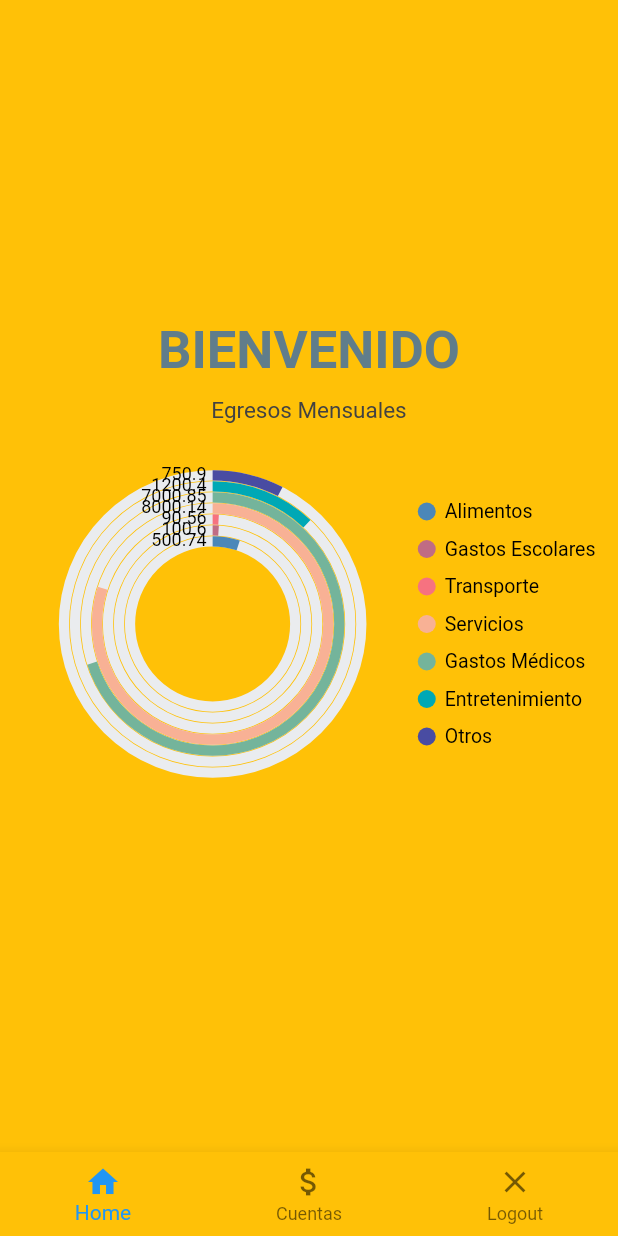
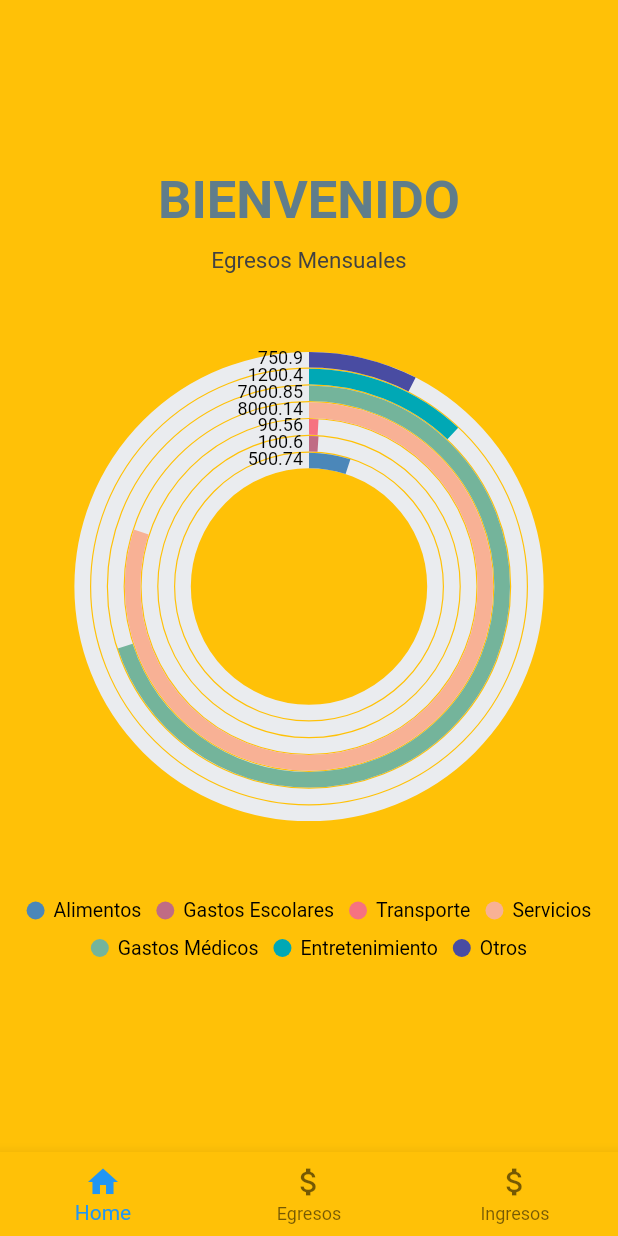
Before and after one commit to AlexisYael/ANT-EATER, a Flutter app: the screen it shows after launch, after a tap on "Ingresar", on a phone screen of 412 x 824 dp. Run offline on Flutter 3.47's test engine with Material 2 defaults, Android fonts, the phone set to English and light mode, and no system bars; our stand-ins replace cloud_firestore, firebase_core, syncfusion_flutter_charts; accounts and stored records are empty.

Commit message:
5to avance (Eg & In)

```diff
--- a/lib/Cuentas.dart
+++ b/lib/Egresos.dart
@@ -1,15 +1,16 @@
 // ignore_for_file: file_names, avoid_unnecessary_containers, sort_child_properties_last, no_leading_underscores_for_local_identifiers, unused_local_variable
 
+import 'package:ant_eater/Ingresos.dart';
 import 'package:flutter/material.dart';
 
-class Cuentas extends StatefulWidget {
-  const Cuentas({Key? key}) : super(key: key);
+class Egresos extends StatefulWidget {
+  const Egresos({Key? key}) : super(key: key);
 
   @override
-  State<Cuentas> createState() => _CuentasState();
+  State<Egresos> createState() => _EgresosState();
 }
 
-class _CuentasState extends State<Cuentas> {
+class _EgresosState extends State<Egresos> {
   @override
   Widget build(BuildContext context) {
     return Scaffold(
@@ -25,6 +26,10 @@ Widget cuerpo() {
       children: <Widget>[
         const SizedBox(
           height: 100,
+        ),
+        titulo(),
+        const SizedBox(
+          height: 20,
         ),
         categoria(),
         const SizedBox(
@@ -52,10 +57,13 @@ Widget cuerpo() {
   );
 }
 
-Widget menu() {
-  //aun falta
-  return Container(
-    child: Column(),
+Widget titulo() {
+  return const Center(
+    child: Text(
+      "EGRESOS",
+      style: TextStyle(
+          color: Colors.blueGrey, fontSize: 35.0, fontWeight: FontWeight.bold),
+    ),
   );
 }
 
@@ -187,7 +195,7 @@ Widget botonAgregar() {
           elevation: 15.0,
         ),
         onPressed: () {},
-        child: const Text('Agregar'),
+        child: const Text('Agregar Egreso'),
       ),
     );
   });
--- a/lib/Welcome.dart
+++ b/lib/Welcome.dart
@@ -1,8 +1,9 @@
 // ignore_for_file: file_names, no_leading_underscores_for_local_identifiers, depend_on_referenced_packages, unused_local_variable, unused_field
 
+import 'package:ant_eater/Ingresos.dart';
 import 'package:flutter/material.dart';
 import 'package:syncfusion_flutter_charts/charts.dart';
-import 'Cuentas.dart';
+import 'Egresos.dart';
 
 class Welcome extends StatefulWidget {
   const Welcome({Key? key}) : super(key: key);
@@ -16,7 +17,9 @@ class _WelcomeState extends State<Welcome> {
   final List<Widget> _paginas = [
     //Páginas del Navigation Bar
     cuerpo(),
-    const Cuentas(),
+    const Egresos(),
+    const Ingresos(),
+    //const Inicio(),
   ];
   @override
   Widget build(BuildContext context) {
@@ -33,9 +36,11 @@ class _WelcomeState extends State<Welcome> {
         items: [
           const BottomNavigationBarItem(icon: Icon(Icons.home), label: "Home"),
           const BottomNavigationBarItem(
-              icon: Icon(Icons.attach_money_outlined), label: "Cuentas"),
+              icon: Icon(Icons.attach_money_outlined), label: "Egresos"),
           const BottomNavigationBarItem(
-              icon: Icon(Icons.close_outlined), label: "Logout"),
+              icon: Icon(Icons.attach_money_outlined), label: "Ingresos"),
+          /*const BottomNavigationBarItem(
+              icon: Icon(Icons.close_outlined), label: "Logout"),*/
         ],
       ),
     );
@@ -69,9 +74,12 @@ Widget grafica() {
   late TooltipBehavior _tooltipBehavior;
   _chartData = getChartData();
   _tooltipBehavior = TooltipBehavior(enable: true);
-  return SfCircularChart(
+  return SizedBox(
+    height: 500,
+    child: SfCircularChart(
       title: ChartTitle(text: 'Egresos Mensuales'),
-    legend: Legend(isVisible: true, overflowMode: LegendItemOverflowMode.wrap),
+      legend:
+          Legend(isVisible: true, overflowMode: LegendItemOverflowMode.wrap),
       tooltipBehavior: _tooltipBehavior,
       series: <CircularSeries>[
         //PieSeries<Datos, String>( //Gráfica de Pastel
@@ -87,6 +95,7 @@ Widget grafica() {
               isVisible: true,
             ))
       ],
+    ),
   );
 }
 
--- a/pubspec.yaml
+++ b/pubspec.yaml
@@ -34,6 +34,8 @@ dependencies:
   # The following adds the Cupertino Icons font to your application.
   # Use with the CupertinoIcons class for iOS style icons.
   cupertino_icons: ^1.0.2
+  firebase_core: ^1.17.1
+  cloud_firestore: ^3.1.17
 
 
 dev_dependencies:
```
Also changed, not shown: lib/CreateUser.dart (+7 -4 lines), lib/Ingresos.dart (added, +84 -0 lines), lib/firebase_options.dart (added), pubspec.lock, 4 other files. Lines whose indentation alone changed are shown as unchanged.
